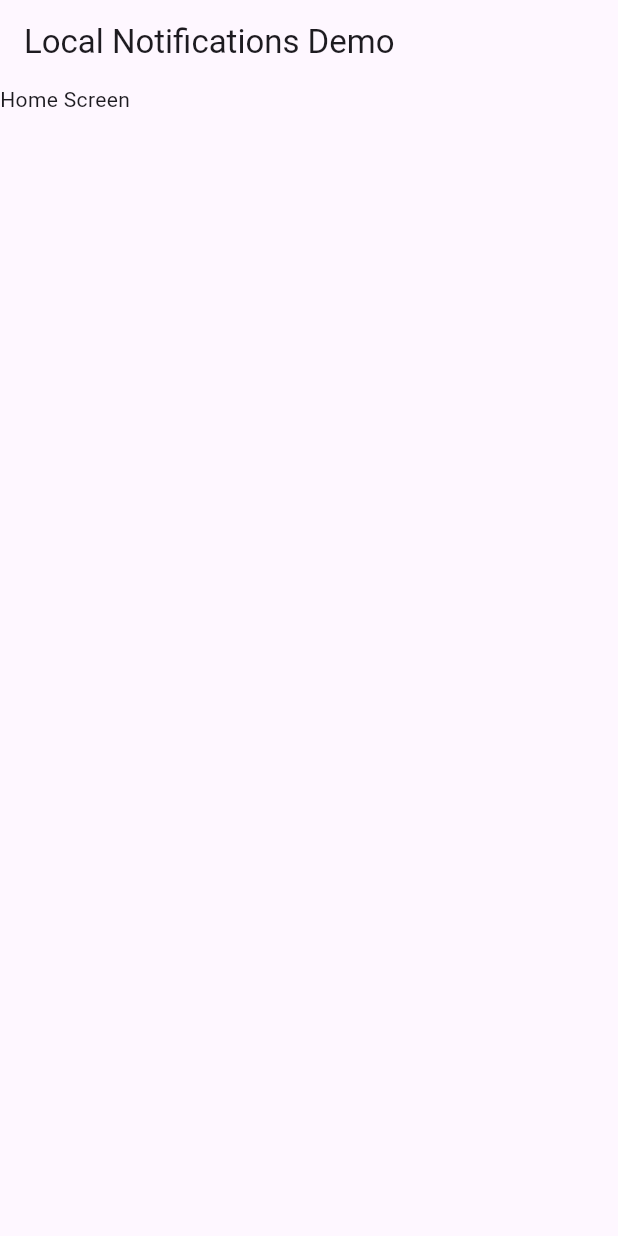
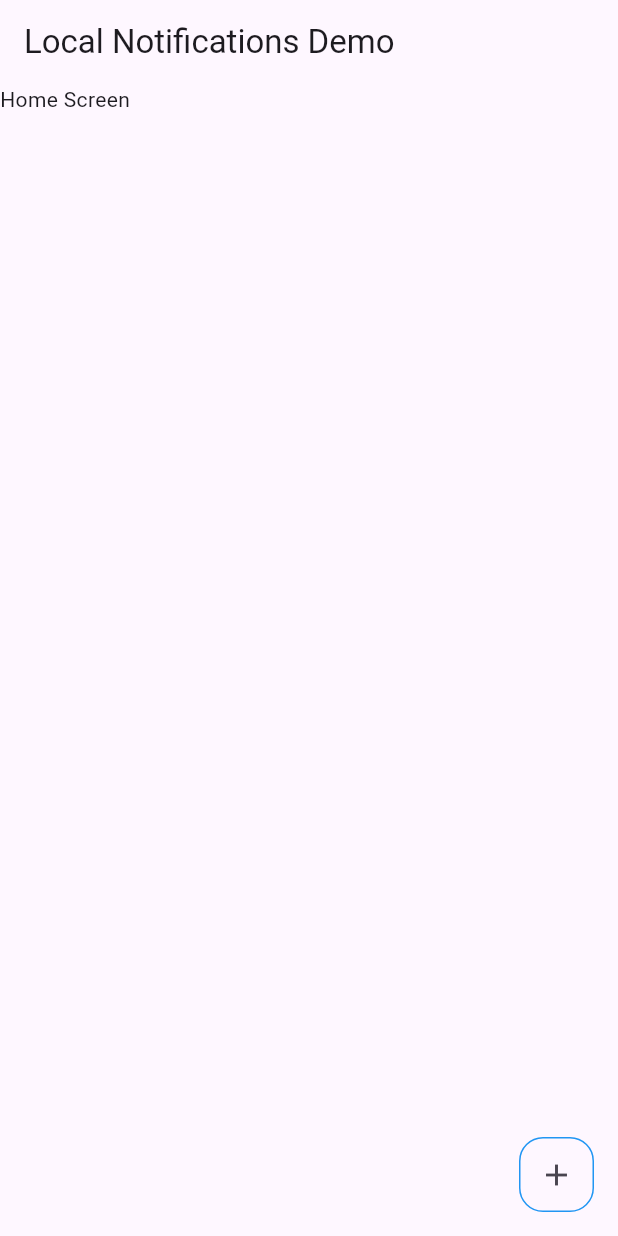
Before and after one commit to erolegerkan/flutter_local_notifications, a Flutter app: the screen it shows after launch, on a phone screen of 412 x 824 dp. Run offline on Flutter 3.47's test engine with Material 3 defaults, Android fonts, the phone set to English and light mode, and no system bars.

Commit message:
feat : add smooth transition between screen widgets

```diff
--- /dev/null
+++ b/lib/core/screen_enum.dart
@@ -0,0 +1,4 @@
+enum ScreenEnum {
+  homeWidget,
+  newNotificationWidget
+}
--- a/lib/features/home/presentation/providers/home_screen_provider.dart
+++ b/lib/features/home/presentation/providers/home_screen_provider.dart
@@ -1,11 +1,22 @@
 import 'package:flutter/widgets.dart';
+import 'package:flutter_local_notification/core/screen_enum.dart';
 import 'package:flutter_local_notification/features/home/presentation/widgets/home_screen_widget.dart';
+import 'package:flutter_local_notification/features/home/presentation/widgets/new_notification_widget.dart';
 
 class HomeScreenProvider extends ChangeNotifier {
-  Widget currentScreen = HomeScreenWidget();
+  ScreenEnum currentScreen = ScreenEnum.homeWidget;
 
-  void changeScreen(Widget newScreen){
+  void changeScreen(ScreenEnum newScreen){
     currentScreen = newScreen;
     notifyListeners();
   }
+
+  Widget getScreen(){
+    switch (currentScreen) {
+      case ScreenEnum.homeWidget:
+        return HomeScreenWidget();
+      case ScreenEnum.newNotificationWidget:
+        return NewNotificationWidget();
+      }
+  }
 }
--- a/lib/features/home/presentation/screens/home_screen.dart
+++ b/lib/features/home/presentation/screens/home_screen.dart
@@ -1,4 +1,5 @@
 import 'package:flutter/material.dart';
+import 'package:flutter_local_notification/core/screen_enum.dart';
 import 'package:flutter_local_notification/features/home/presentation/providers/home_screen_provider.dart';
 import 'package:provider/provider.dart';
 
@@ -7,12 +8,28 @@ class HomeScreen extends StatelessWidget {
 
   @override
   Widget build(BuildContext context) {
-    return Scaffold(
-      appBar: AppBar(title: Text("Local Notifications Demo")),
-      body: Consumer<HomeScreenProvider>(
-        builder:
-            (context,  homeScreenProviderModel,child) => SafeArea(child: homeScreenProviderModel.currentScreen),
-      ),
+    return Consumer<HomeScreenProvider>(
+      builder:
+          (context, homeScreenProviderModel, child) =>
+              PopScope(
+                canPop: homeScreenProviderModel.currentScreen == ScreenEnum.homeWidget,
+                onPopInvokedWithResult: (didPop, result) {
+                  if (didPop) {
+                    return;
+                  }
+                  homeScreenProviderModel.changeScreen(ScreenEnum.homeWidget);
+                },
+                child: Scaffold(
+                  appBar: AppBar(title: Text("Local Notifications Demo")),
+                  floatingActionButton: Container(
+                    decoration: BoxDecoration(border: Border.all(color: Colors.blue),borderRadius: BorderRadius.circular(16)),
+                    child: IconButton(onPressed: (){
+                      homeScreenProviderModel.changeScreen(ScreenEnum.newNotificationWidget);
+                    }, icon: Icon(Icons.add)),
+                  ),
+                  body: SafeArea(child: homeScreenProviderModel.getScreen()),
+                ),
+              ),
     );
   }
 }
```
Also changed, not shown: lib/features/home/presentation/widgets/new_notification_widget.dart (added, +14 -0 lines).
